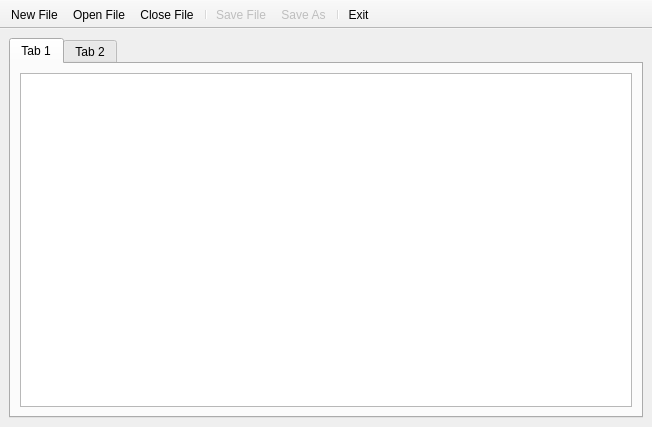
Before: the Qt Designer form mainwindow.ui in TruePadawan/Notepad--, drawn with Qt 5.
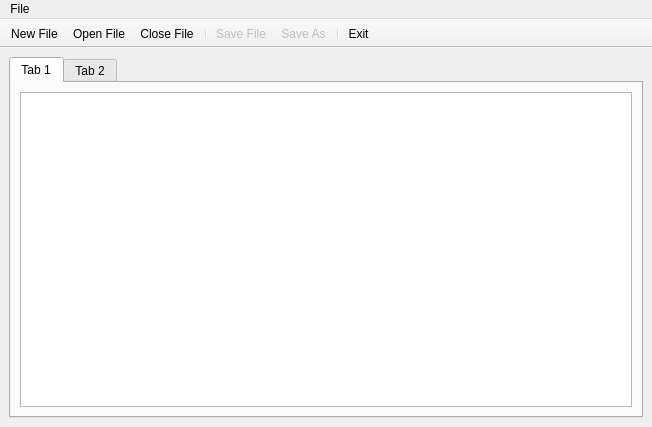
After: the same form once the commit is applied. Icons and pictures are not drawn.

Patch:
```diff
--- a/mainwindow.ui
+++ b/mainwindow.ui
@@ -71,6 +71,30 @@
    <addaction name="separator"/>
    <addaction name="actionExit"/>
   </widget>
+  <widget class="QMenuBar" name="menuBar">
+   <property name="geometry">
+    <rect>
+     <x>0</x>
+     <y>0</y>
+     <width>652</width>
+     <height>20</height>
+    </rect>
+   </property>
+   <widget class="QMenu" name="menuFile">
+    <property name="title">
+     <string>File</string>
+    </property>
+    <addaction name="actionNew_File_2"/>
+    <addaction name="actionOpen_File_2"/>
+    <addaction name="separator"/>
+    <addaction name="actionSave"/>
+    <addaction name="actionSave_As_2"/>
+    <addaction name="separator"/>
+    <addaction name="actionClose_Fike"/>
+    <addaction name="actionExit_2"/>
+   </widget>
+   <addaction name="menuFile"/>
+  </widget>
   <action name="actionNew_File">
    <property name="icon">
     <iconset resource="resource.qrc">
```
Left out of the diff: 30 changed lines with no effect on the pictures.
